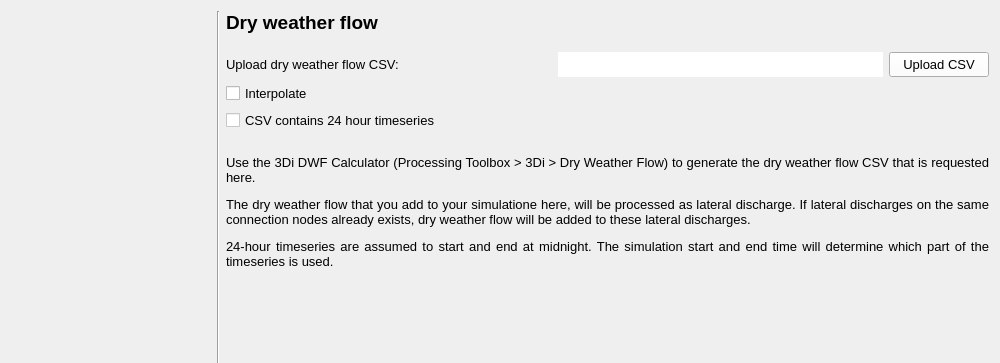
The window that rana_qgis_plugin/simulation/simulation_wizard/page_dwf.ui (nens/rana-qgis-plugin) describes before a commit, drawn with Qt 5; both pictures show x 0 to 1000 and y 0 to 363 of the 1000 by 750 pixel window.
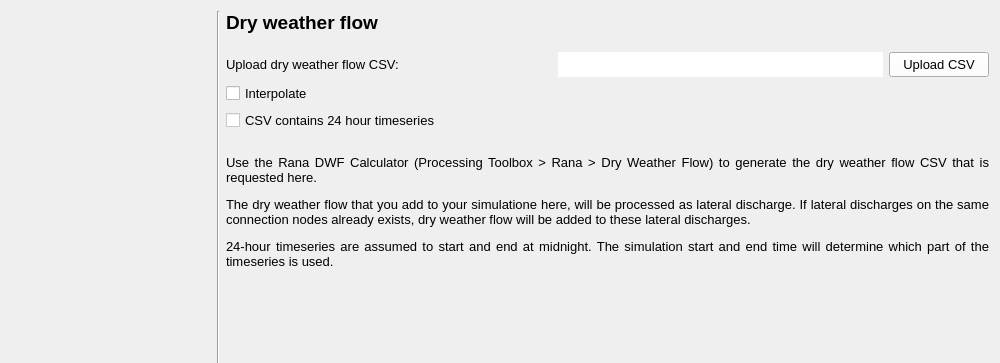
The same window after the commit.

Commit message: Replace mentions of 3Di with Rana

Diff of the .ui file:
```diff
--- a/rana_qgis_plugin/simulation/simulation_wizard/page_dwf.ui
+++ b/rana_qgis_plugin/simulation/simulation_wizard/page_dwf.ui
@@ -410,7 +410,7 @@
         </sizepolicy>
        </property>
        <property name="text">
-        <string>&lt;html&gt;&lt;head/&gt;&lt;body&gt;&lt;p align=&quot;justify&quot;&gt;&lt;br/&gt;&lt;span style=&quot; font-size:10pt;&quot;&gt;Use the 3Di DWF Calculator (Processing Toolbox &amp;gt; 3Di &amp;gt; Dry Weather Flow) to generate the dry weather flow CSV that is requested here.&lt;/span&gt;&lt;/p&gt;&lt;p align=&quot;justify&quot;&gt;&lt;span style=&quot; font-size:10pt;&quot;&gt;The dry weather flow that you add to your simulatione here, will be processed as lateral discharge. If lateral discharges on the same connection nodes already exists, dry weather flow will be added to these lateral discharges.&lt;/span&gt;&lt;/p&gt;&lt;p align=&quot;justify&quot;&gt;&lt;span style=&quot; font-size:10pt;&quot;&gt;24-hour timeseries are assumed to start and end at midnight. The simulation start and end time will determine which part of the timeseries is used.&lt;/span&gt;&lt;/p&gt;&lt;/body&gt;&lt;/html&gt;</string>
+        <string>&lt;html&gt;&lt;head/&gt;&lt;body&gt;&lt;p align=&quot;justify&quot;&gt;&lt;br/&gt;&lt;span style=&quot; font-size:10pt;&quot;&gt;Use the Rana DWF Calculator (Processing Toolbox &amp;gt; Rana &amp;gt; Dry Weather Flow) to generate the dry weather flow CSV that is requested here.&lt;/span&gt;&lt;/p&gt;&lt;p align=&quot;justify&quot;&gt;&lt;span style=&quot; font-size:10pt;&quot;&gt;The dry weather flow that you add to your simulatione here, will be processed as lateral discharge. If lateral discharges on the same connection nodes already exists, dry weather flow will be added to these lateral discharges.&lt;/span&gt;&lt;/p&gt;&lt;p align=&quot;justify&quot;&gt;&lt;span style=&quot; font-size:10pt;&quot;&gt;24-hour timeseries are assumed to start and end at midnight. The simulation start and end time will determine which part of the timeseries is used.&lt;/span&gt;&lt;/p&gt;&lt;/body&gt;&lt;/html&gt;</string>
        </property>
        <property name="textFormat">
         <enum>Qt::RichText</enum>
```
The commit also changes 12 other files.
